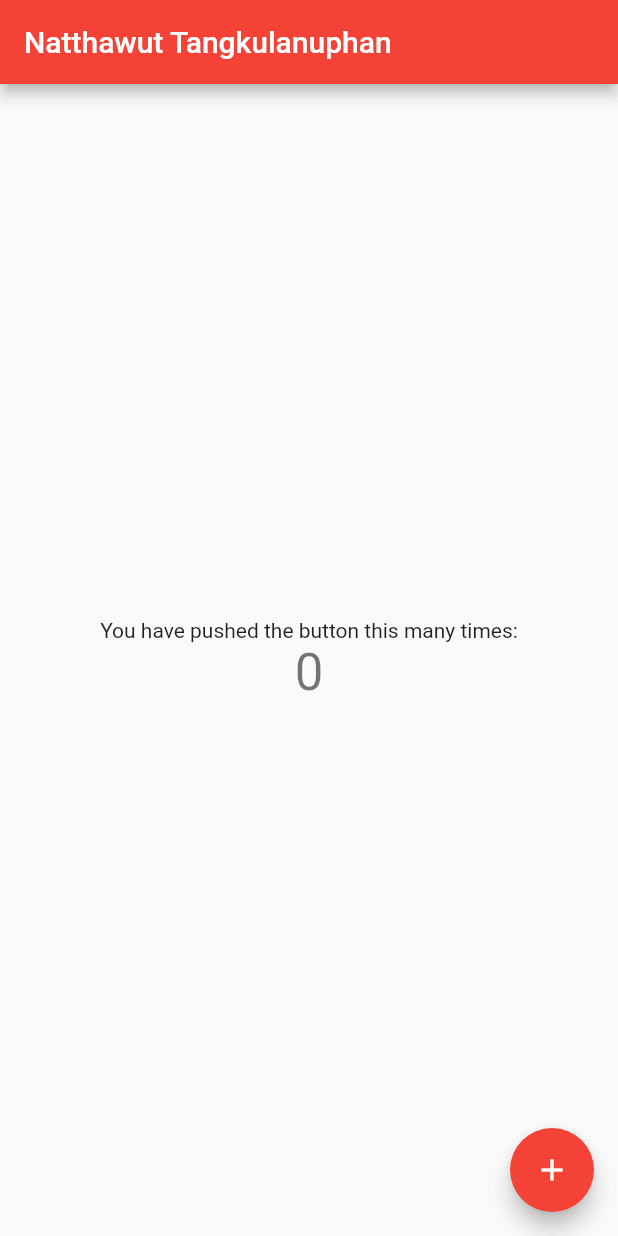
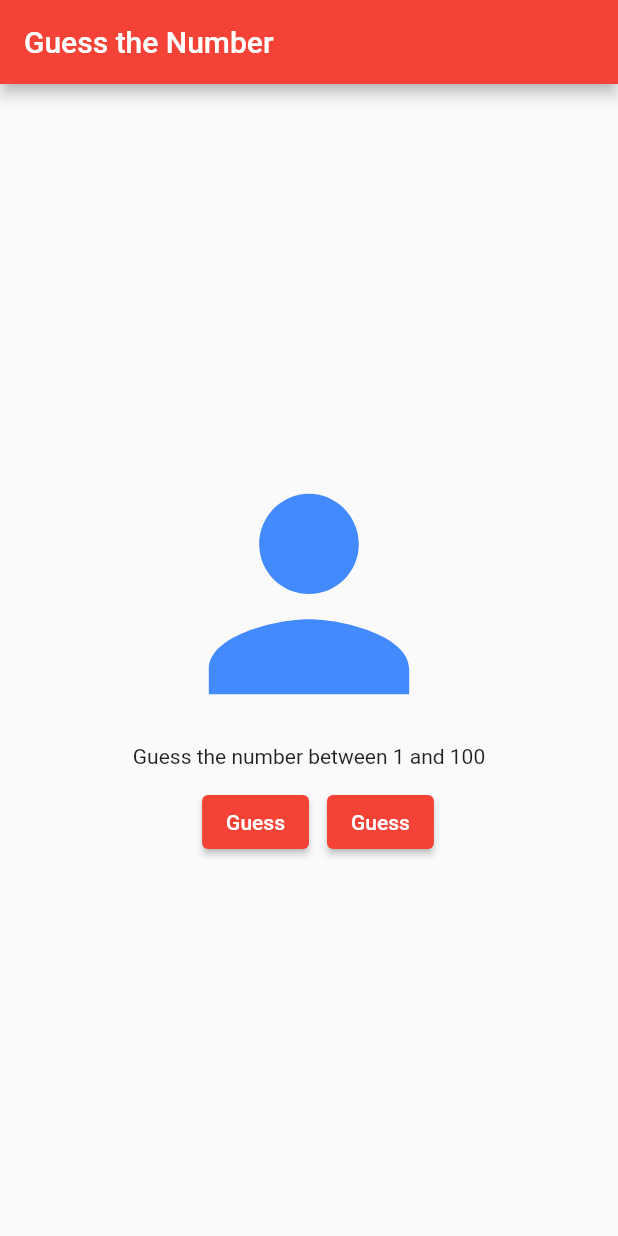
Before and after one commit to Natthawut630/guess_the_number_2, a Flutter app: the screen it shows after launch, on a phone screen of 412 x 824 dp. Run offline on Flutter 3.47's test engine with Material 2 defaults, Android fonts, the phone set to English and light mode, and no system bars.

Commit message:
game main

```diff
--- a/lib/main.dart
+++ b/lib/main.dart
@@ -1,116 +1,21 @@
 import 'package:flutter/material.dart';
+import 'package:pjflutter/pages/game/game.page.dart';
 
 void main() {
   runApp(const MyApp());
 }
 
 class MyApp extends StatelessWidget {
-  //String _name; // _ private no _ public
   const MyApp({super.key});
 
-  // This widget is the root of your application.
   @override
   Widget build(BuildContext context) {
     return MaterialApp(
       title: 'Flutter Demo',
       theme: ThemeData(
-        // This is the theme of your application.
-        //
-        // Try running your application with "flutter run". You'll see the
-        // application has a blue toolbar. Then, without quitting the app, try
-        // changing the primarySwatch below to Colors.green and then invoke
-        // "hot reload" (press "r" in the console where you ran "flutter run",
-        // or simply save your changes to "hot reload" in a Flutter IDE).
-        // Notice that the counter didn't reset back to zero; the application
-        // is not restarted.
         primarySwatch: Colors.red,
       ),
-      home: const MyHomePage(title: 'Natthawut Tangkulanuphan'),
+      home: const GamePage(),
     );
   }
 }
-
-class MyHomePage extends StatefulWidget {
-  const MyHomePage({super.key, required this.title});
-
-  // This widget is the home page of your application. It is stateful, meaning
-  // that it has a State object (defined below) that contains fields that affect
-  // how it looks.
-
-  // This class is the configuration for the state. It holds the values (in this
-  // case the title) provided by the parent (in this case the App widget) and
-  // used by the build method of the State. Fields in a Widget subclass are
-  // always marked "final".
-
-  final String title;
-
-  @override
-  State<MyHomePage> createState() => _MyHomePageState();
-}
-
-class _MyHomePageState extends State<MyHomePage> {
-  int _counter = 0;
-
-  void _incrementCounter() {
-    setState(() {
-      // This call to setState tells the Flutter framework that something has
-      // changed in this State, which causes it to rerun the build method below
-      // so that the display can reflect the updated values. If we changed
-      // _counter without calling setState(), then the build method would not be
-      // called again, and so nothing would appear to happen.
-      _counter++;
-    });
-  }
-
-  @override
-  Widget build(BuildContext context) {
-    // This method is rerun every time setState is called, for instance as done
-    // by the _incrementCounter method above.
-    //
-    // The Flutter framework has been optimized to make rerunning build methods
-    // fast, so that you can just rebuild anything that needs updating rather
-    // than having to individually change instances of widgets.
-    return Scaffold(
-      appBar: AppBar(
-        // Here we take the value from the MyHomePage object that was created by
-        // the App.build method, and use it to set our appbar title.
-        title: Text(widget.title),
-      ),
-      body: Center(
-        // Center is a layout widget. It takes a single child and positions it
-        // in the middle of the parent.
-        child: Column(
-          // Column is also a layout widget. It takes a list of children and
-          // arranges them vertically. By default, it sizes itself to fit its
-          // children horizontally, and tries to be as tall as its parent.
-          //
-          // Invoke "debug painting" (press "p" in the console, choose the
-          // "Toggle Debug Paint" action from the Flutter Inspector in Android
-          // Studio, or the "Toggle Debug Paint" command in Visual Studio Code)
-          // to see the wireframe for each widget.
-          //
-          // Column has various properties to control how it sizes itself and
-          // how it positions its children. Here we use mainAxisAlignment to
-          // center the children vertically; the main axis here is the vertical
-          // axis because Columns are vertical (the cross axis would be
-          // horizontal).
-          mainAxisAlignment: MainAxisAlignment.center,
-          children: <Widget>[
-            const Text(
-              'You have pushed the button this many times:',
-            ),
-            Text(
-              '$_counter',
-              style: Theme.of(context).textTheme.headline4,
-            ),
-          ],
-        ),
-      ),
-      floatingActionButton: FloatingActionButton(
-        onPressed: _incrementCounter,
-        tooltip: 'Increment',
-        child: const Icon(Icons.add),
-      ), // This trailing comma makes auto-formatting nicer for build methods.
-    );
-  }
-}
--- /dev/null
+++ b/lib/pages/game/game.page.dart
@@ -0,0 +1,39 @@
+import 'package:flutter/material.dart';
+
+class GamePage extends StatefulWidget {
+  const GamePage({Key? key}) : super(key: key);
+
+  @override
+  State<GamePage> createState() => _GamePageState();
+}
+
+class _GamePageState extends State<GamePage> {
+  @override
+  Widget build(BuildContext context) {
+    return Scaffold(
+      appBar: AppBar(
+        title: const Text('Guess the Number'),
+      ),
+      body: Center( //กด ALT+Enter เลือก wrap with center
+        child: Column(//บนลงล่าง Row ซ้ายไปขวา
+          mainAxisAlignment: MainAxisAlignment.center,//เเนวตั้ง
+          children: [
+            Icon(Icons.person,size: 200,color: Colors.blueAccent,),
+            Text('Guess the number between 1 and 100'),
+            Row(
+              mainAxisAlignment: MainAxisAlignment.center,
+              children: [
+                Padding(
+                  padding: const EdgeInsets.all(12.0),//ระยะห่างระหว่างสิ่งของ
+                  child: ElevatedButton(onPressed: () {}, child: Text('Guess')),
+                ),
+                ElevatedButton(onPressed: () {}, child: Text('Guess'))
+              ],
+            ),
+
+          ],
+        ),
+      ),
+    );
+  }
+}
```
